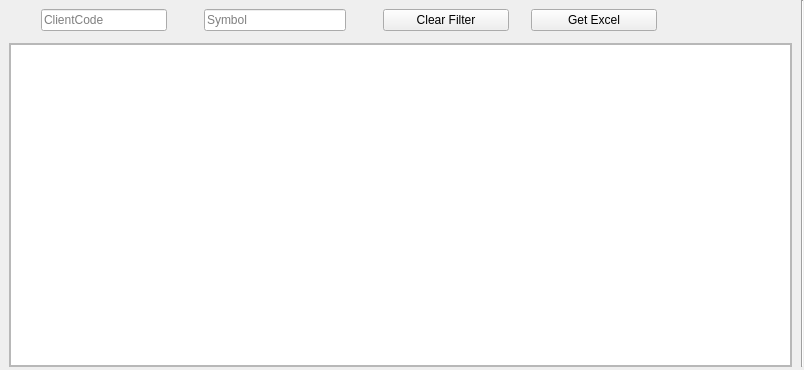
First picture: the form in Resources/UI/tablePOCW.ui, repository ArhamshareKrushil/ScanRisk, before the edit.
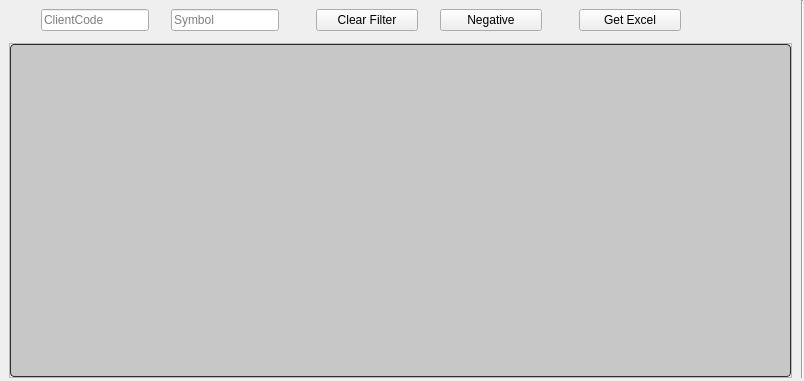
Second picture: the form after the edit. Icons and pictures are not drawn.

```diff
--- a/Resources/UI/tablePOCW.ui
+++ b/Resources/UI/tablePOCW.ui
@@ -7,7 +7,7 @@
     <x>0</x>
     <y>0</y>
     <width>804</width>
-    <height>370</height>
+    <height>381</height>
    </rect>
   </property>
   <property name="windowTitle">
@@ -74,7 +74,149 @@
           </font>
          </property>
          <property name="styleSheet">
-          <string notr="true"/>
+          <string notr="true">QTreeView:branch:selected, QTreeView:branch:hover {
+  background: url(&quot;:/qss_icons/rc/transparent.png&quot;);
+}
+
+QTreeView:branch:has-siblings:!adjoins-item {
+  border-image: url(&quot;:/qss_icons/rc/branch_line.png&quot;) 0;
+}
+
+QTreeView:branch:has-siblings:adjoins-item {
+  border-image: url(&quot;:/qss_icons/rc/branch_more.png&quot;) 0;
+}
+
+QTreeView:branch:!has-children:!has-siblings:adjoins-item {
+  border-image: url(&quot;:/qss_icons/rc/branch_end.png&quot;) 0;
+}
+
+QTreeView:branch:has-children:!has-siblings:closed, QTreeView:branch:closed:has-children:has-siblings {
+  border-image: none;
+  image: url(&quot;:/qss_icons/rc/branch_closed.png&quot;);
+}
+
+QTreeView:branch:open:has-children:!has-siblings, QTreeView:branch:open:has-children:has-siblings {
+  border-image: none;
+  image: url(&quot;:/qss_icons/rc/branch_open.png&quot;);
+}
+
+QTreeView:branch:has-children:!has-siblings:closed:hover, QTreeView:branch:closed:has-children:has-siblings:hover {
+  image: url(&quot;:/qss_icons/rc/branch_closed_focus.png&quot;);
+}
+
+QTreeView:branch:open:has-children:!has-siblings:hover, QTreeView:branch:open:has-children:has-siblings:hover {
+  image: url(&quot;:/qss_icons/rc/branch_open_focus.png&quot;);
+}
+
+QTreeView::indicator:checked,
+QListView::indicator:checked {
+  image: url(&quot;:/qss_icons/rc/checkbox_checked.png&quot;);
+}
+
+QTreeView::indicator:checked:hover, QTreeView::indicator:checked:focus, QTreeView::indicator:checked:pressed,
+QListView::indicator:checked:hover,
+QListView::indicator:checked:focus,
+QListView::indicator:checked:pressed {
+  image: url(&quot;:/qss_icons/rc/checkbox_checked_focus.png&quot;);
+}
+
+QTreeView::indicator:unchecked,
+QListView::indicator:unchecked {
+  image: url(&quot;:/qss_icons/rc/checkbox_unchecked.png&quot;);
+}
+
+QTreeView::indicator:unchecked:hover, QTreeView::indicator:unchecked:focus, QTreeView::indicator:unchecked:pressed,
+QListView::indicator:unchecked:hover,
+QListView::indicator:unchecked:focus,
+QListView::indicator:unchecked:pressed {
+  image: url(&quot;:/qss_icons/rc/checkbox_unchecked_focus.png&quot;);
+}
+
+QTreeView::indicator:indeterminate,
+QListView::indicator:indeterminate {
+  image: url(&quot;:/qss_icons/rc/checkbox_indeterminate.png&quot;);
+}
+
+QTreeView::indicator:indeterminate:hover, QTreeView::indicator:indeterminate:focus, QTreeView::indicator:indeterminate:pressed,
+QListView::indicator:indeterminate:hover,
+QListView::indicator:indeterminate:focus,
+QListView::indicator:indeterminate:pressed {
+  image: url(&quot;:/qss_icons/rc/checkbox_indeterminate_focus.png&quot;);
+}
+
+QTreeView,
+QListView,
+QTableView,
+QColumnView {
+  background-color: #c7c7c7;
+  border: 1px solid #2d2d2d;
+  color: #000000;
+  gridline-color: #2d2d2d;
+  border-radius: 4px;
+}
+
+QTreeView:disabled,
+QListView:disabled,
+QTableView:disabled,
+QColumnView:disabled {
+  background-color: #c7c7c7;
+  color: #000000;
+}
+
+QTreeView:selected,
+QListView:selected,
+QTableView:selected,
+QColumnView:selected {
+  background-color: #c7c7c7;
+  color: #000000;
+}
+
+QTreeView:hover,
+QListView:hover,
+QTableView:hover,
+QColumnView:hover {
+  background-color: #c7c7c7;
+  border: 1px solid #148CD2;
+}
+
+QTreeView::item:pressed,
+QListView::item:pressed,
+QTableView::item:pressed,
+QColumnView::item:pressed {
+  background-color: #c7c7c7;
+}
+
+QTreeView::item:selected:hover,
+QListView::item:selected:hover,
+QTableView::item:selected:hover,
+QColumnView::item:selected:hover {
+  background: #c7c7c7;
+  color: #000000;
+}
+
+QTreeView::item:selected:active,
+QListView::item:selected:active,
+QTableView::item:selected:active,
+QColumnView::item:selected:active {
+background-color: palette(highlight);
+ color: palette(highlightedText);
+}
+
+QTreeView::item:!selected:hover,
+QListView::item:!selected:hover,
+QTableView::item:!selected:hover,
+QColumnView::item:!selected:hover {
+  outline: 0;
+  color: #148CD2;
+  background-color: #2d2d2d;
+}
+
+QTableCornerButton::section {
+  background-color: #282828;
+  border: 1px transparent #2d2d2d;
+  border-radius: 0px;
+}
+</string>
          </property>
          <property name="selectionBehavior">
           <enum>QAbstractItemView::SelectRows</enum>
@@ -152,25 +294,151 @@
        </size>
       </property>
       <property name="styleSheet">
-       <string notr="true"/>
+       <string notr="true">QTreeView:branch:selected, QTreeView:branch:hover {
+  background: url(&quot;:/qss_icons/rc/transparent.png&quot;);
+}
+
+QTreeView:branch:has-siblings:!adjoins-item {
+  border-image: url(&quot;:/qss_icons/rc/branch_line.png&quot;) 0;
+}
+
+QTreeView:branch:has-siblings:adjoins-item {
+  border-image: url(&quot;:/qss_icons/rc/branch_more.png&quot;) 0;
+}
+
+QTreeView:branch:!has-children:!has-siblings:adjoins-item {
+  border-image: url(&quot;:/qss_icons/rc/branch_end.png&quot;) 0;
+}
+
+QTreeView:branch:has-children:!has-siblings:closed, QTreeView:branch:closed:has-children:has-siblings {
+  border-image: none;
+  image: url(&quot;:/qss_icons/rc/branch_closed.png&quot;);
+}
+
+QTreeView:branch:open:has-children:!has-siblings, QTreeView:branch:open:has-children:has-siblings {
+  border-image: none;
+  image: url(&quot;:/qss_icons/rc/branch_open.png&quot;);
+}
+
+QTreeView:branch:has-children:!has-siblings:closed:hover, QTreeView:branch:closed:has-children:has-siblings:hover {
+  image: url(&quot;:/qss_icons/rc/branch_closed_focus.png&quot;);
+}
+
+QTreeView:branch:open:has-children:!has-siblings:hover, QTreeView:branch:open:has-children:has-siblings:hover {
+  image: url(&quot;:/qss_icons/rc/branch_open_focus.png&quot;);
+}
+
+QTreeView::indicator:checked,
+QListView::indicator:checked {
+  image: url(&quot;:/qss_icons/rc/checkbox_checked.png&quot;);
+}
+
+QTreeView::indicator:checked:hover, QTreeView::indicator:checked:focus, QTreeView::indicator:checked:pressed,
+QListView::indicator:checked:hover,
+QListView::indicator:checked:focus,
+QListView::indicator:checked:pressed {
+  image: url(&quot;:/qss_icons/rc/checkbox_checked_focus.png&quot;);
+}
+
+QTreeView::indicator:unchecked,
+QListView::indicator:unchecked {
+  image: url(&quot;:/qss_icons/rc/checkbox_unchecked.png&quot;);
+}
+
+QTreeView::indicator:unchecked:hover, QTreeView::indicator:unchecked:focus, QTreeView::indicator:unchecked:pressed,
+QListView::indicator:unchecked:hover,
+QListView::indicator:unchecked:focus,
+QListView::indicator:unchecked:pressed {
+  image: url(&quot;:/qss_icons/rc/checkbox_unchecked_focus.png&quot;);
+}
+
+QTreeView::indicator:indeterminate,
+QListView::indicator:indeterminate {
+  image: url(&quot;:/qss_icons/rc/checkbox_indeterminate.png&quot;);
+}
+
+QTreeView::indicator:indeterminate:hover, QTreeView::indicator:indeterminate:focus, QTreeView::indicator:indeterminate:pressed,
+QListView::indicator:indeterminate:hover,
+QListView::indicator:indeterminate:focus,
+QListView::indicator:indeterminate:pressed {
+  image: url(&quot;:/qss_icons/rc/checkbox_indeterminate_focus.png&quot;);
+}
+
+QTreeView,
+QListView,
+QTableView,
+QColumnView {
+  background-color: #ffffff;
+  border: 1px solid #2d2d2d;
+  color: #F0F0F0;
+  gridline-color: #2d2d2d;
+  border-radius: 4px;
+}
+
+QTreeView:disabled,
+QListView:disabled,
+QTableView:disabled,
+QColumnView:disabled {
+  background-color: #1e1e1e;
+  color: #787878;
+}
+
+QTreeView:selected,
+QListView:selected,
+QTableView:selected,
+QColumnView:selected {
+  background-color: #ffffff;
+  color: #2d2d2d;
+}
+
+QTreeView:hover,
+QListView:hover,
+QTableView:hover,
+QColumnView:hover {
+  background-color: #ffffff;
+  border: 1px solid #148CD2;
+}
+
+QTreeView::item:pressed,
+QListView::item:pressed,
+QTableView::item:pressed,
+QColumnView::item:pressed {
+  background-color: #ffffff;
+}
+
+QTreeView::item:selected:hover,
+QListView::item:selected:hover,
+QTableView::item:selected:hover,
+QColumnView::item:selected:hover {
+  background: #ffffff;
+  color: #282828;
+}
+
+QTreeView::item:selected:active,
+QListView::item:selected:active,
+QTableView::item:selected:active,
+QColumnView::item:selected:active {
+background-color: palette(highlight);
+ color: palette(highlightedText);
+}
+
+QTreeView::item:!selected:hover,
+QListView::item:!selected:hover,
+QTableView::item:!selected:hover,
+QColumnView::item:!selected:hover {
+  outline: 0;
+  color: #148CD2;
+  background-color: #2d2d2d;
+}
+
+QTableCornerButton::section {
+  background-color: #282828;
+  border: 1px transparent #2d2d2d;
+  border-radius: 0px;
+}
+</string>
       </property>
       <layout class="QGridLayout" name="gridLayout_2">
-       <item row="0" column="0" rowspan="2">
-        <widget class="Line" name="line_4">
-         <property name="maximumSize">
-          <size>
-           <width>20</width>
-           <height>16777215</height>
-          </size>
-         </property>
-         <property name="styleSheet">
-          <string notr="true">background-color: transparent;</string>
-         </property>
-         <property name="orientation">
-          <enum>Qt::Horizontal</enum>
-         </property>
-        </widget>
-       </item>
        <item row="0" column="1" rowspan="2">
         <widget class="QLineEdit" name="le_text">
          <property name="sizePolicy">
@@ -190,11 +458,11 @@
          </property>
         </widget>
        </item>
-       <item row="0" column="2" rowspan="2">
-        <widget class="Line" name="line_7">
+       <item row="0" column="2">
+        <widget class="Line" name="line_5">
          <property name="maximumSize">
           <size>
-           <width>25</width>
+           <width>10</width>
            <height>16777215</height>
           </size>
          </property>
@@ -206,7 +474,7 @@
          </property>
         </widget>
        </item>
-       <item row="0" column="3" rowspan="2" colspan="2">
+       <item row="0" column="3" rowspan="2">
         <widget class="QLineEdit" name="le_text_2">
          <property name="sizePolicy">
           <sizepolicy hsizetype="Preferred" vsizetype="Fixed">
@@ -225,14 +493,24 @@
          </property>
         </widget>
        </item>
-       <item row="0" column="6" rowspan="2">
+       <item row="0" column="4">
+        <widget class="Line" name="line_10">
+         <property name="maximumSize">
+          <size>
+           <width>25</width>
+           <height>16777215</height>
+          </size>
+         </property>
+         <property name="styleSheet">
+          <string notr="true">background-color: transparent;</string>
+         </property>
+         <property name="orientation">
+          <enum>Qt::Horizontal</enum>
+         </property>
+        </widget>
+       </item>
+       <item row="0" column="5" rowspan="2">
         <widget class="QPushButton" name="pbClearfilter">
-         <property name="minimumSize">
-          <size>
-           <width>100</width>
-           <height>0</height>
-          </size>
-         </property>
          <property name="maximumSize">
           <size>
            <width>200</width>
@@ -244,14 +522,37 @@
          </property>
         </widget>
        </item>
-       <item row="0" column="8" rowspan="2">
+       <item row="0" column="6" rowspan="2">
+        <widget class="Line" name="line_8">
+         <property name="maximumSize">
+          <size>
+           <width>10</width>
+           <height>16777215</height>
+          </size>
+         </property>
+         <property name="styleSheet">
+          <string notr="true">background-color: transparent;</string>
+         </property>
+         <property name="orientation">
+          <enum>Qt::Horizontal</enum>
+         </property>
+        </widget>
+       </item>
+       <item row="0" column="7" rowspan="2">
+        <widget class="QPushButton" name="pbNeg">
+         <property name="maximumSize">
+          <size>
+           <width>200</width>
+           <height>16777215</height>
+          </size>
+         </property>
+         <property name="text">
+          <string>Negative</string>
+         </property>
+        </widget>
+       </item>
+       <item row="0" column="9" rowspan="2">
         <widget class="QPushButton" name="pbGetExcel">
-         <property name="minimumSize">
-          <size>
-           <width>100</width>
-           <height>0</height>
-          </size>
-         </property>
          <property name="maximumSize">
           <size>
            <width>200</width>
@@ -263,39 +564,7 @@
          </property>
         </widget>
        </item>
-       <item row="0" column="5" rowspan="2">
-        <widget class="Line" name="line_9">
-         <property name="maximumSize">
-          <size>
-           <width>25</width>
-           <height>16777215</height>
-          </size>
-         </property>
-         <property name="styleSheet">
-          <string notr="true">background-color: transparent;</string>
-         </property>
-         <property name="orientation">
-          <enum>Qt::Horizontal</enum>
-         </property>
-        </widget>
-       </item>
-       <item row="1" column="4">
-        <widget class="Line" name="line_5">
-         <property name="maximumSize">
-          <size>
-           <width>10</width>
-           <height>16777215</height>
-          </size>
-         </property>
-         <property name="styleSheet">
-          <string notr="true">background-color: transparent;</string>
-         </property>
-         <property name="orientation">
-          <enum>Qt::Horizontal</enum>
-         </property>
-        </widget>
-       </item>
-       <item row="1" column="9">
+       <item row="0" column="10" rowspan="2">
         <widget class="Line" name="line_6">
          <property name="minimumSize">
           <size>
@@ -311,11 +580,59 @@
          </property>
         </widget>
        </item>
-       <item row="1" column="7">
-        <widget class="Line" name="line_8">
+       <item row="1" column="0">
+        <widget class="Line" name="line_4">
          <property name="maximumSize">
           <size>
-           <width>10</width>
+           <width>20</width>
+           <height>16777215</height>
+          </size>
+         </property>
+         <property name="styleSheet">
+          <string notr="true">background-color: transparent;</string>
+         </property>
+         <property name="orientation">
+          <enum>Qt::Horizontal</enum>
+         </property>
+        </widget>
+       </item>
+       <item row="1" column="2">
+        <widget class="Line" name="line_7">
+         <property name="maximumSize">
+          <size>
+           <width>25</width>
+           <height>16777215</height>
+          </size>
+         </property>
+         <property name="styleSheet">
+          <string notr="true">background-color: transparent;</string>
+         </property>
+         <property name="orientation">
+          <enum>Qt::Horizontal</enum>
+         </property>
+        </widget>
+       </item>
+       <item row="1" column="4">
+        <widget class="Line" name="line_9">
+         <property name="maximumSize">
+          <size>
+           <width>25</width>
+           <height>16777215</height>
+          </size>
+         </property>
+         <property name="styleSheet">
+          <string notr="true">background-color: transparent;</string>
+         </property>
+         <property name="orientation">
+          <enum>Qt::Horizontal</enum>
+         </property>
+        </widget>
+       </item>
+       <item row="1" column="8">
+        <widget class="Line" name="line_11">
+         <property name="maximumSize">
+          <size>
+           <width>25</width>
            <height>16777215</height>
           </size>
          </property>
```
Left out of the diff: 4 changed lines with no effect on the pictures.
